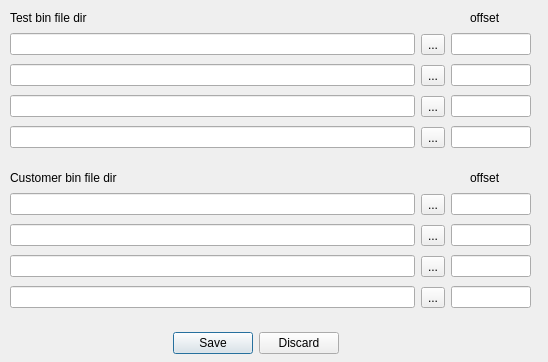
Above: childrenForm.ui from wangyixu12/Esp32DownloadTools before the change. Below: the same form after it.
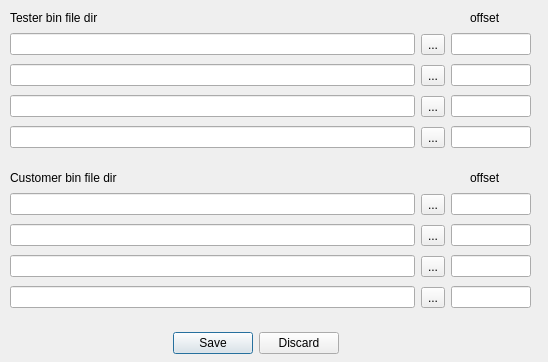
That is the form after the change.

Commit message: Fix 部分bug和修改了界面

The edit to the form file:
```diff
--- a/childrenForm.ui
+++ b/childrenForm.ui
@@ -10,6 +10,18 @@
     <height>362</height>
    </rect>
   </property>
+  <property name="minimumSize">
+   <size>
+    <width>548</width>
+    <height>362</height>
+   </size>
+  </property>
+  <property name="maximumSize">
+   <size>
+    <width>548</width>
+    <height>362</height>
+   </size>
+  </property>
   <property name="windowTitle">
    <string>Origin Bin Firmware Setting</string>
   </property>
@@ -18,12 +30,12 @@
     <rect>
      <x>10</x>
      <y>10</y>
-     <width>111</width>
+     <width>141</width>
      <height>16</height>
     </rect>
    </property>
    <property name="text">
-    <string>Test bin file dir</string>
+    <string>Tester bin file dir</string>
    </property>
   </widget>
   <widget class="QLabel" name="label">
```
The commit also changes 4 other files.
